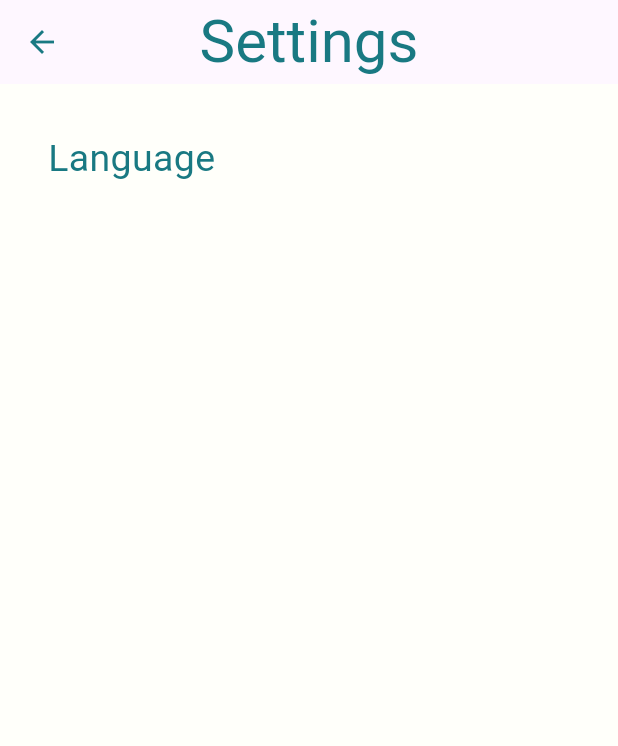
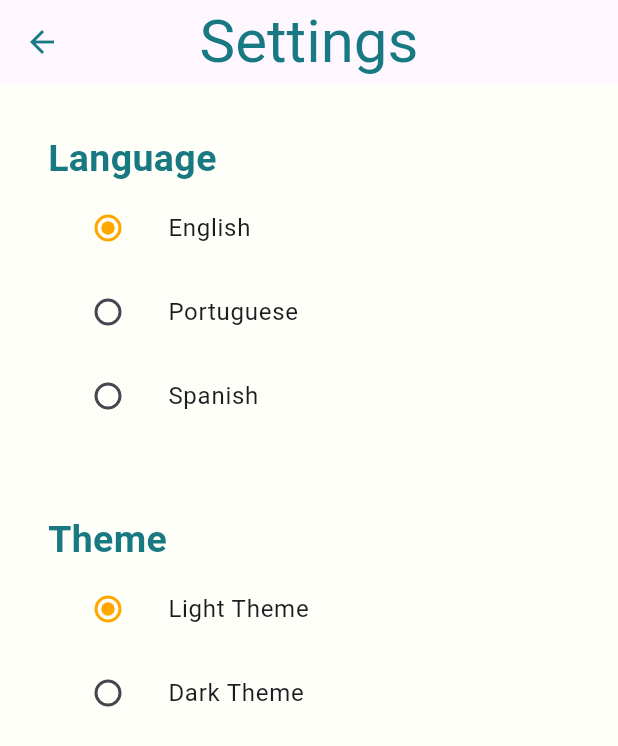
Before and after one commit to DevSchell/desafio_final_lincetech_academy, a Flutter app: the Settings screen opened by its route, on a phone screen of 412 x 824 dp. Shown: the top 746 px of the screen. Run offline on Flutter 3.47's test engine with Material 3 defaults, Android fonts, the phone set to English and light mode, and no system bars.

Commit message:
Dia #8 - criando widgets personalizados p layout

```diff
--- a/lib/main.dart
+++ b/lib/main.dart
@@ -1,6 +1,7 @@
 import 'package:desafio_final_lincetech_academy/pages/settings.dart';
 import 'package:flutter/material.dart';
 import 'pages/home.dart';
+import 'pages/createTrip.dart';
 
 void main() {
   runApp(MyApp());
@@ -15,6 +16,7 @@ class MyApp extends StatelessWidget {
       title: 'WanderPlan',
       routes: {'/': (context) => Home(),
         '/settings' : (context) => Settings(),
+        '/createTrip' : (context) => CreateTrip(),
       },
       initialRoute: '/',
       debugShowCheckedModeBanner: false,
--- a/lib/pages/home.dart
+++ b/lib/pages/home.dart
@@ -8,7 +8,9 @@ class Home extends StatelessWidget {
     return Scaffold(
       floatingActionButton: FloatingActionButton(
         backgroundColor: Color.fromRGBO(255, 166, 0, 1),
-        onPressed: () {},
+        onPressed: () {
+          Navigator.pushNamed(context, '/createTrip');
+        },
         shape: CircleBorder(),
         child: Icon(Icons.add, color: Colors.white),
       ),
--- a/lib/pages/settings.dart
+++ b/lib/pages/settings.dart
@@ -1,7 +1,18 @@
 import 'package:flutter/material.dart';
 
-class Settings extends StatelessWidget {
+class Settings extends StatefulWidget {
   const Settings({super.key});
+
+  @override
+  State<Settings> createState() => _SettingsState();
+}
+
+List<String> languageOptions = ["English", "Portuguese", "Spanish"]; //Test RadioButton
+List<String> themeOptions = ["Light Theme", "Dark Theme"];
+
+class _SettingsState extends State<Settings> {
+  String currentOption = languageOptions[0]; //Test RadioButton
+  String currentTheme = themeOptions[0];
 
   @override
   Widget build(BuildContext context) {
@@ -18,19 +29,95 @@ class Settings extends StatelessWidget {
         iconTheme: IconThemeData(color: Color.fromRGBO(25, 121, 130, 1)),
       ),
       backgroundColor: Color.fromRGBO(255, 255, 250, 1),
-      body: Column(
-        children: [
-          Padding(
-            padding: const EdgeInsets.all(32.0),
-            child: Text(
+      body: Padding(
+        padding: const EdgeInsets.all(32.0),
+        child: Column(
+          crossAxisAlignment: CrossAxisAlignment.stretch,
+          children: [
+            Text(
               'Language',
               style: TextStyle(
                 fontSize: 25,
+                fontWeight: FontWeight.bold,
                 color: Color.fromRGBO(25, 121, 130, 1),
               ),
             ),
-          ),
-        ],
+            ListTile(
+              title: const Text("English"),
+              leading: Radio(
+                activeColor: Color.fromRGBO(255, 166, 0, 1),
+                value: languageOptions[0],
+                groupValue: currentOption,
+                onChanged: (value) {
+                  setState(() {
+                    currentOption = value.toString();
+                  });
+                },
+              ),
+            ),
+            ListTile(
+              title: const Text("Portuguese"),
+              leading: Radio(
+                activeColor: Color.fromRGBO(255, 166, 0, 1),
+                value: languageOptions[1],
+                groupValue: currentOption,
+                onChanged: (value) {
+                  setState(() {
+                    currentOption = value.toString();
+                  });
+                },
+              ),
+            ),
+            ListTile(
+              title: const Text("Spanish"),
+              leading: Radio(
+                activeColor: Color.fromRGBO(255, 166, 0, 1),
+                value: languageOptions[2],
+                groupValue: currentOption,
+                onChanged: (value) {
+                  setState(() {
+                    currentOption = value.toString();
+                  });
+                },
+              ),
+            ),
+            SizedBox(height: 50),
+            Text(
+              'Theme',
+              style: TextStyle(
+                fontSize: 25,
+                fontWeight: FontWeight.bold,
+                color: Color.fromRGBO(25, 121, 130, 1),
+              ),
+            ),
+            ListTile(
+              title: Text("Light Theme"),
+              leading: Radio(
+                  value: themeOptions[0],
+                  activeColor: Color.fromRGBO(255, 166, 0, 1),
+                groupValue: currentTheme,
+                onChanged: (value) {
+                    setState(() {
+                      currentTheme = value.toString();
+                    });
+                },
+              ),
+            ),
+            ListTile(
+              title: Text("Dark Theme"),
+              leading: Radio(
+                value: themeOptions[1],
+                activeColor: Color.fromRGBO(255, 166, 0, 1),
+                groupValue: currentTheme,
+                onChanged: (value) {
+                  setState(() {
+                    currentTheme = value.toString();
+                  });
+                },
+              ),
+            )
+          ],
+        ),
       ),
     );
   }
--- /dev/null
+++ b/lib/pages/widgets/all_widgets.dart
@@ -0,0 +1,2 @@
+
+export 'custom_label.dart';
```
Also changed, not shown: lib/pages/createTrip.dart (added, +28 -0 lines), lib/pages/widgets/custom_label.dart (added, +20 -0 lines).
